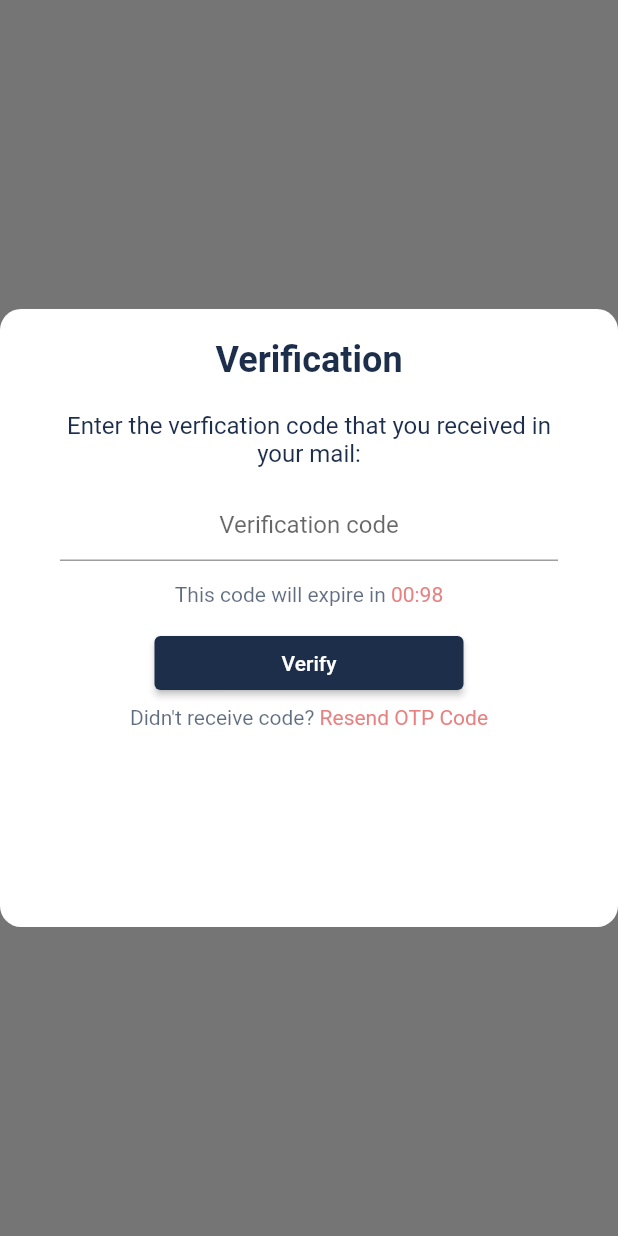
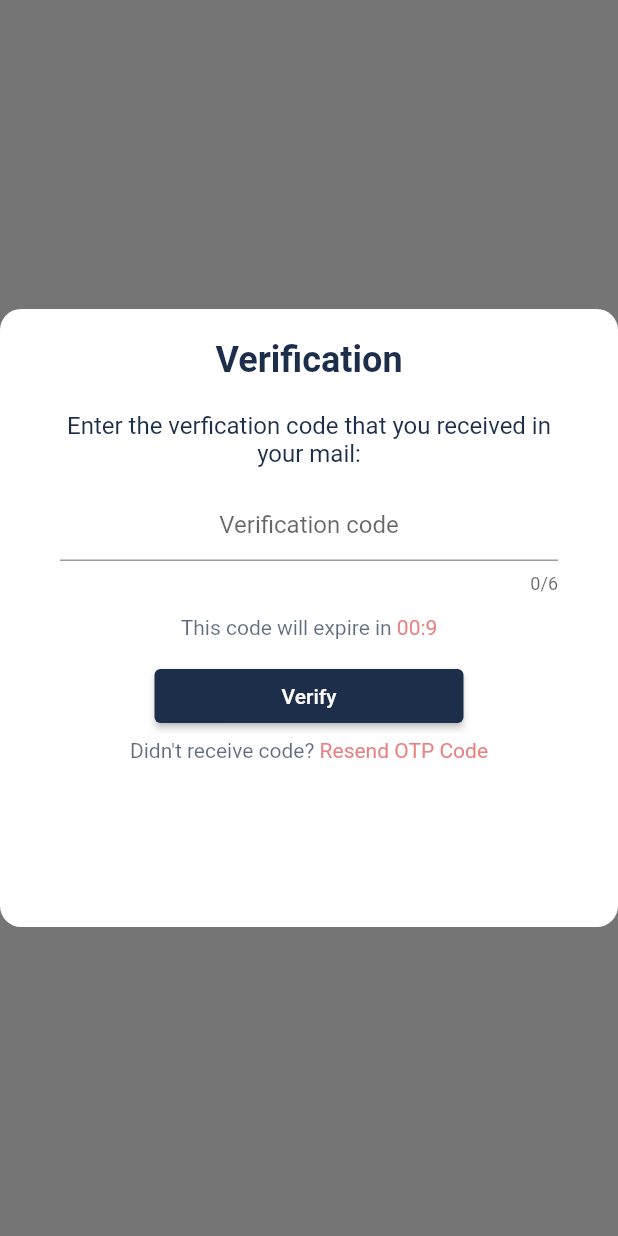
Before and after one commit to sagarpaudell/odyssey, a Flutter app: the ForgotPassword screen opened directly, after a tap on "Continue", on a phone screen of 412 x 824 dp. Run offline on Flutter 3.47's test engine with Material 2 defaults, Android fonts, the phone set to English and light mode, and no system bars; our stand-ins replace flutter_svg, focused_menu, font_awesome_flutter, image_cropper, image_picker, jiffy; network calls fail; project files that could hold a hidden picture were left out.

```diff
--- a/odyssey/lib/main.dart
+++ b/odyssey/lib/main.dart
@@ -98,7 +98,11 @@ class _MyAppState extends State<MyApp> {
           ),
 
           //home: auth.isAuth ? ChatScreen() : AuthPage(),
-          home: auth.isAuth ? MainScreen() : AuthPage(),
+          home: auth.isAuth
+              ? auth.email_verifed
+                  ? MainScreen()
+                  : SignupVerification()
+              : AuthPage(),
           routes: {
             MainScreen.routeName: (ctx) => MainScreen(),
             AuthPage.routeName: (ctx) => AuthPage(),
--- a/odyssey/lib/widgets/forgot_password.dart
+++ b/odyssey/lib/widgets/forgot_password.dart
@@ -1,8 +1,28 @@
 import 'package:flutter/material.dart';
 import 'package:font_awesome_flutter/font_awesome_flutter.dart';
 import 'package:odyssey/screens/auth_screen.dart';
+import 'package:provider/provider.dart';
+import '../providers/auth.dart';
 
-class ForgotPassword extends StatelessWidget {
+class ForgotPassword extends StatefulWidget {
+  @override
+  _ForgotPasswordState createState() => _ForgotPasswordState();
+}
+
+class _ForgotPasswordState extends State<ForgotPassword> {
+  Future fbuilder;
+  final _usernameController = TextEditingController();
+
+  @override
+  void initState() {
+    fbuilder = send();
+    super.initState();
+  }
+
+  Future<void> send() async {
+    await Provider.of<Auth>(context, listen: false).sendOTP(true);
+  }
+
   @override
   Widget build(BuildContext context) {
     final deviceHeight = MediaQuery.of(context).size.height;
@@ -53,6 +73,7 @@ class ForgotPassword extends StatelessWidget {
                 padding:
                     const EdgeInsets.symmetric(horizontal: 40, vertical: 8),
                 child: TextField(
+                  controller: _usernameController,
                   textAlign: TextAlign.center,
                   decoration: InputDecoration(
                     hintText: "Enter your username",
@@ -96,6 +117,8 @@ class ForgotPassword extends StatelessWidget {
 }
 
 _secondStep(context) {
+  final _OTPController = TextEditingController();
+
   return Scaffold(
     backgroundColor: Colors.transparent,
     body: SingleChildScrollView(
@@ -142,6 +165,8 @@ _secondStep(context) {
             Padding(
               padding: const EdgeInsets.symmetric(horizontal: 40, vertical: 14),
               child: TextField(
+                maxLength: 6,
+                controller: _OTPController,
                 textAlign: TextAlign.center,
                 keyboardType: TextInputType.number,
                 decoration: InputDecoration(
@@ -159,11 +184,17 @@ _secondStep(context) {
                         color: Theme.of(context).primaryColor.withOpacity(0.7)),
                   ),
                   TweenAnimationBuilder(
-                    tween: Tween(begin: 100.0, end: 0.0),
+                    tween: Tween(begin: 10.0, end: 0.0),
                     duration: Duration(seconds: 100),
                     builder: (_, value, child) => Text(
                       "00:${value.toInt()}",
                       style: TextStyle(color: Colors.red[300].withOpacity(0.9)),
+                    ),
+                    onEnd: () => ScaffoldMessenger.of(context).showSnackBar(
+                      SnackBar(
+                        content: Text('The OTP has expired. Please resend OTP'),
+                        backgroundColor: Theme.of(context).errorColor,
+                      ),
                     ),
                   ),
                 ],
```
Also changed, not shown: odyssey/lib/providers/auth.dart (+25 -2 lines), odyssey/lib/widgets/profile_container.dart (+12 -12 lines), odyssey/lib/widgets/signup_verification.dart (+57 -7 lines).
